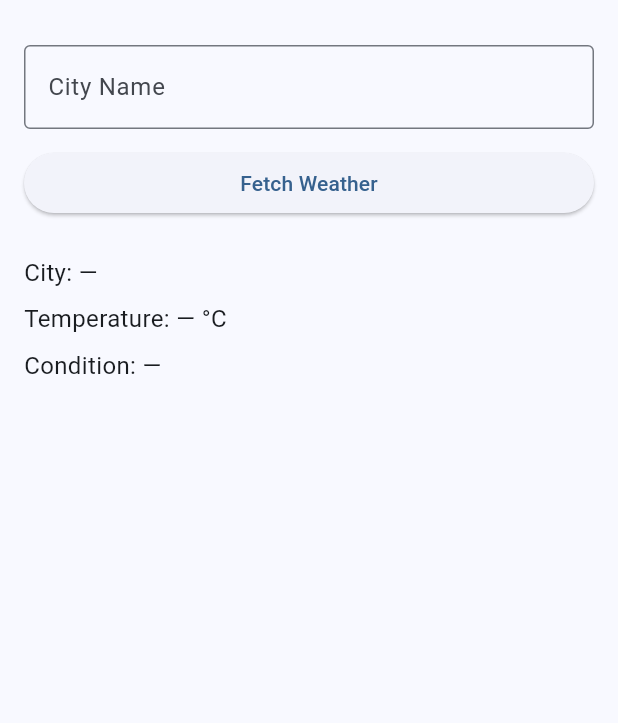
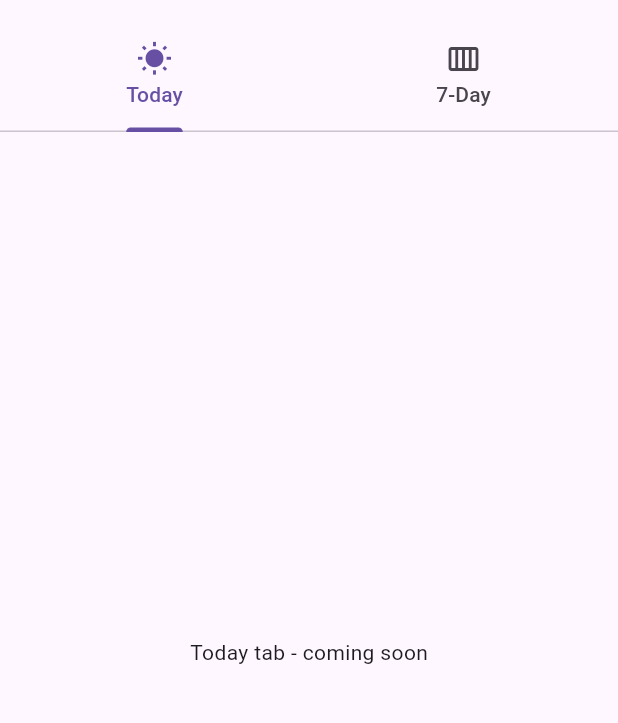
Before and after one commit to Systemized/CSC-4360, a Flutter app: the screen it shows after launch, on a phone screen of 412 x 824 dp, the part 63-786 px from its top. Run offline on Flutter 3.47's test engine with Material 3 defaults, Android fonts, the phone set to English and light mode, and no system bars.

Commit message:
Initial project setup and structure

```diff
--- a/weather_info_app/lib/main.dart
+++ b/weather_info_app/lib/main.dart
@@ -1,95 +1,42 @@
-import 'dart:math';
 import 'package:flutter/material.dart';
 
-void main() {
-  runApp(const MyApp());
-}
+void main() => runApp(WeatherApp());
 
-class MyApp extends StatelessWidget {
-  const MyApp({super.key});
-
+class WeatherApp extends StatelessWidget {
   @override
   Widget build(BuildContext context) {
     return MaterialApp(
-      title: 'Weather Info App',
-      theme: ThemeData(colorSchemeSeed: Colors.blue, useMaterial3: true),
-      home: const WeatherInfoPage(),
+      title: 'Weather Info',
+      theme: ThemeData(primarySwatch: Colors.teal),
+      home: WeatherHomePage(),
     );
   }
 }
 
-class WeatherInfoPage extends StatefulWidget {
-  const WeatherInfoPage({super.key});
-
+class WeatherHomePage extends StatefulWidget {
   @override
-  State<WeatherInfoPage> createState() => _WeatherInfoPageState();
+  State<WeatherHomePage> createState() => _WeatherHomePageState();
 }
 
-class _WeatherInfoPageState extends State<WeatherInfoPage> {
-  final TextEditingController _cityController = TextEditingController();
-
-  String? _simCity;
-  int? _simTempC;
-  String? _simCondition;
-
-  @override
-  void dispose() {
-    _cityController.dispose();
-    super.dispose();
-  }
-
-  void _simulateFetchWeather() {
-    FocusScope.of(context).unfocus();
-    final city = _cityController.text.trim();
-    if (city.isEmpty) {
-      ScaffoldMessenger.of(context)
-          .showSnackBar(const SnackBar(content: Text('Please enter a city')));
-      return;
-    }
-    final rand = Random();
-    final temp = 15 + rand.nextInt(16); // 15..30
-    const conditions = ['Sunny', 'Cloudy', 'Rainy'];
-    final condition = conditions[rand.nextInt(conditions.length)];
-
-    setState(() {
-      _simCity = city;
-      _simTempC = temp;
-      _simCondition = condition;
-    });
-  }
-
+class _WeatherHomePageState extends State<WeatherHomePage> {
   @override
   Widget build(BuildContext context) {
-    return Scaffold(
-      appBar: AppBar(title: const Text('Weather Info')),
-      body: Padding(
-        padding: const EdgeInsets.all(16.0),
-        child: Column(
-          crossAxisAlignment: CrossAxisAlignment.stretch,
+    return DefaultTabController(
+      length: 2,
+      child: Scaffold(
+        appBar: AppBar(
+          title: const Text('Weather Info'),
+          bottom: const TabBar(
+            tabs: [
+              Tab(text: 'Today', icon: Icon(Icons.wb_sunny)),
+              Tab(text: '7-Day', icon: Icon(Icons.calendar_view_week)),
+            ],
+          ),
+        ),
+        body: const TabBarView(
           children: [
-            TextField(
-              controller: _cityController,
-              textInputAction: TextInputAction.done,
-              onSubmitted: (_) => _simulateFetchWeather(),
-              decoration: const InputDecoration(
-                labelText: 'City Name',
-                hintText: 'Enter city',
-                border: OutlineInputBorder(),
-              ),
-            ),
-            const SizedBox(height: 12),
-            ElevatedButton(
-              onPressed: _simulateFetchWeather,
-              child: const Text('Fetch Weather'),
-            ),
-            const SizedBox(height: 24),
-            Text('City: ${_simCity ?? '—'}', style: const TextStyle(fontSize: 16)),
-            const SizedBox(height: 8),
-            Text('Temperature: ${_simTempC?.toString() ?? '—'} °C',
-                style: const TextStyle(fontSize: 16)),
-            const SizedBox(height: 8),
-            Text('Condition: ${_simCondition ?? '—'}',
-                style: const TextStyle(fontSize: 16)),
+            Center(child: Text('Today tab - coming soon')),
+            Center(child: Text('7-Day tab - coming soon')),
           ],
         ),
       ),
```
Also changed, not shown: 1 other file.
